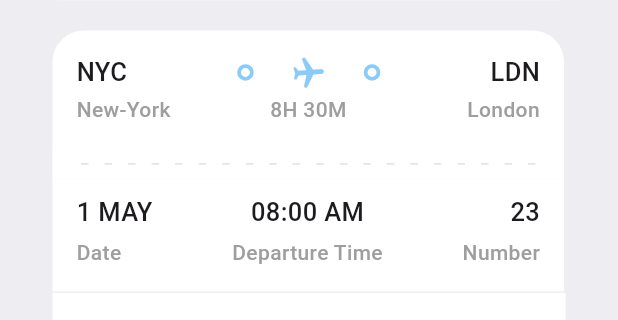
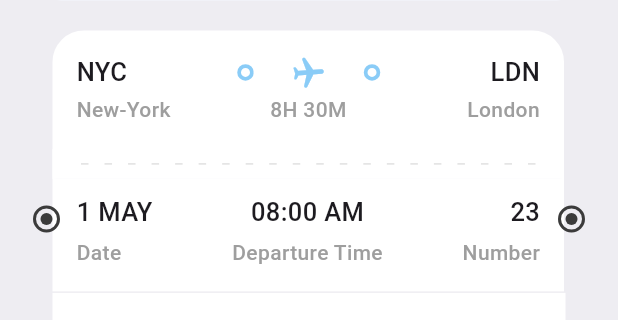
Before and after one commit to halconie/flight-booking-app, a Flutter app: the TicketScreen screen opened directly, on a phone screen of 412 x 824 dp, the part 237-557 px from its top. Run offline on Flutter 3.47's test engine with Material 3 defaults, Android fonts, the phone set to English and light mode, and no system bars; drawn by our look-alikes of barcode_widget; our stand-ins replace fluentui_icons, gap, get.

Commit message:
Added profile screen and fixed color in TicketView of TicketScreen

```diff
--- a/lib/screens/bottom_bar.dart
+++ b/lib/screens/bottom_bar.dart
@@ -1,3 +1,4 @@
+import 'package:booktickets/screens/profile_screen.dart';
 import 'package:booktickets/screens/search_screen.dart';
 import 'package:booktickets/screens/ticket_screen.dart';
 import 'package:fluentui_icons/fluentui_icons.dart';
@@ -17,7 +18,7 @@ class _BottomBarState extends State<BottomBar> {
     const HomeScreen(),
     const SearchScreen(),
     const TicketScreen(),
-    const Text("Profile")
+    const ProfileScreen()
   ];
   void _onItemTapped(int index) {
     setState(() {
--- a/lib/screens/ticket_screen.dart
+++ b/lib/screens/ticket_screen.dart
@@ -125,8 +125,8 @@ class TicketScreen extends StatelessWidget {
                 child: ClipRRect(
                   borderRadius: BorderRadius.circular(AppLayout.getHeight(15, context)),
                   child: BarcodeWidget(
-                    barcode: Barcode.code128(),
-                    data: 'https://github.com/matinovovo',
+                    barcode: Barcode.qrCode(),
+                    data: 'https://www.skyscanner.co.in/',
                     drawText: false,
                     color: Styles.textColor,
                     width: double.infinity,
@@ -143,6 +143,36 @@ class TicketScreen extends StatelessWidget {
             ),
 
           ],
+        ),
+        Positioned(
+          left: AppLayout.getHeight(22, context),
+          top: AppLayout.getHeight(295, context),
+          child: Container(
+            padding: EdgeInsets.all(AppLayout.getHeight(3, context),),
+            decoration: BoxDecoration(
+              shape: BoxShape.circle,
+              border: Border.all(color: Styles.textColor, width: 2),
+            ),
+            child: CircleAvatar(
+              maxRadius: 4,
+              backgroundColor: Styles.textColor,
+            )
+          ),
+        ),
+        Positioned(
+          right: AppLayout.getHeight(22, context),
+          top: AppLayout.getHeight(295, context),
+          child: Container(
+              padding: EdgeInsets.all(AppLayout.getHeight(3, context),),
+              decoration: BoxDecoration(
+                shape: BoxShape.circle,
+                border: Border.all(color: Styles.textColor, width: 2),
+              ),
+              child: CircleAvatar(
+                maxRadius: 4,
+                backgroundColor: Styles.textColor,
+              )
+          ),
         )
       ])
     );
--- a/lib/screens/ticket_view.dart
+++ b/lib/screens/ticket_view.dart
@@ -136,7 +136,7 @@ class TicketView extends StatelessWidget {
                                       height: AppLayout.getHeight(1, context),
                                       child: DecoratedBox(
                                           decoration: BoxDecoration(
-                                              color: isColor==null?  Colors.white : Colors.grey.shade300
+                                              color: isColor==null?  Colors.white : Colors.grey.shade300,
                                           )
                                       )
                                   )
@@ -151,7 +151,7 @@ class TicketView extends StatelessWidget {
                       width: AppLayout.getWidth(10, context),
                       child: DecoratedBox(
                           decoration: BoxDecoration(
-                            color: isColor==null? Colors.grey.shade300  : Colors.white,
+                            color: isColor==null? Styles.bgColor  : Colors.white,
                             borderRadius: BorderRadius.only(
                                 topLeft: Radius.circular(AppLayout.getHeight(10, context)),
                                 bottomLeft: Radius.circular(AppLayout.getHeight(10, context)),
```
Also changed, not shown: lib/screens/profile_screen.dart (added, +243 -0 lines).
